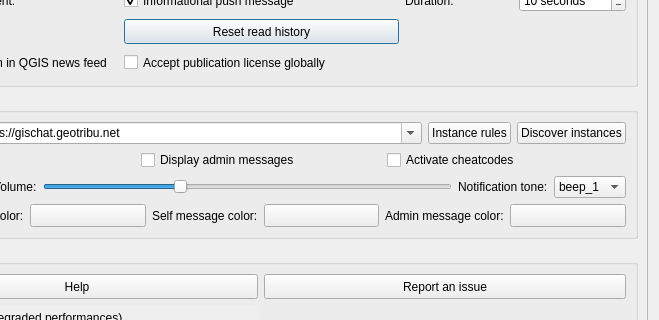
Above: qtribu/gui/dlg_settings.ui from geotribu/qtribu before the change; both pictures show x 137 to 796 and y 129 to 449 of the 796 by 583 pixel window. Below: the same form after it.
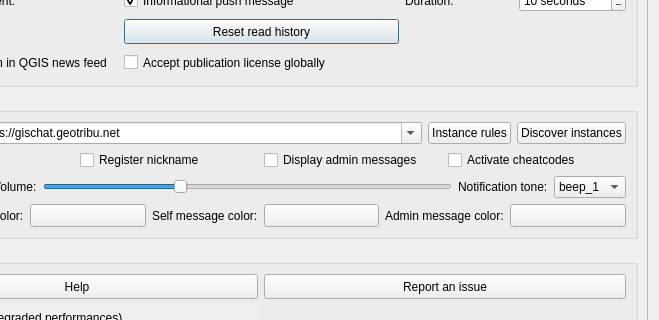
That is the form after the change. Icons and pictures are not drawn. Custom widgets are drawn as their Qt base class.

Diff of the .ui file:
```diff
--- a/qtribu/gui/dlg_settings.ui
+++ b/qtribu/gui/dlg_settings.ui
@@ -384,6 +384,16 @@
               </property>
              </widget>
             </item>
+            <item>
+             <widget class="QCheckBox" name="ckb_register_nickname">
+              <property name="text">
+               <string>Register nickname</string>
+              </property>
+              <property name="checked">
+               <bool>false</bool>
+              </property>
+             </widget>
+            </item>
             <item>
              <widget class="QCheckBox" name="ckb_display_admin_messages">
               <property name="text">
```
